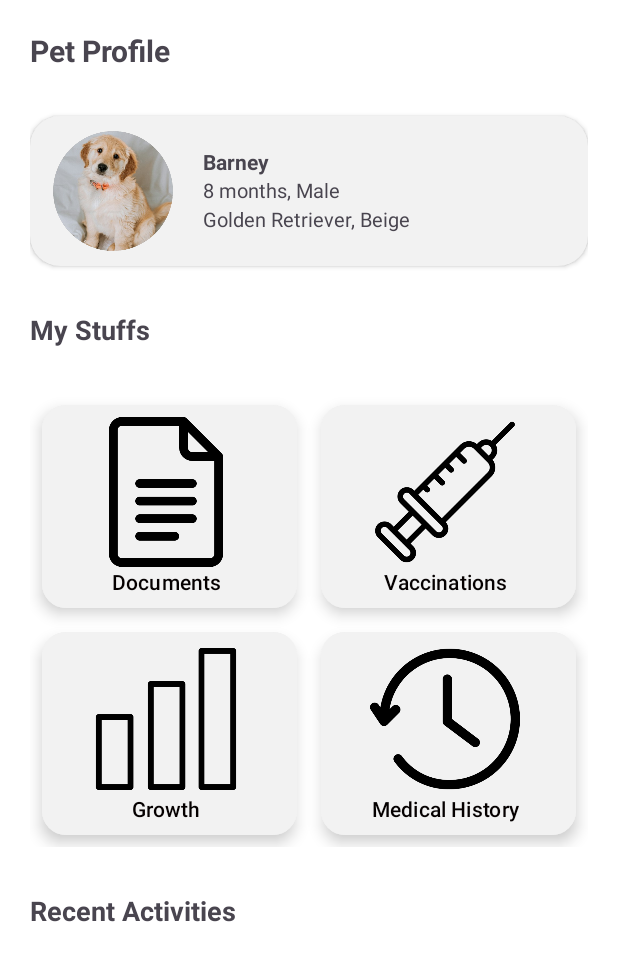
After one commit to kurtsanor/PetTrackr, an Android app: the fragment PetProfileFragment shown on its own in the app's theme, on a phone screen of 412 x 824 dp. The commit adds this screen. Shown: the top 961 px of the screen. Run offline under Robolectric (Android 15) with nearby library versions, the phone set to English and light mode, and no system bars.

Commit message:
feat: implement Pet Profile page

```diff
--- /dev/null
+++ b/app/src/main/java/com/example/tracker/PetProfileFragment.kt
@@ -0,0 +1,19 @@
+package com.example.tracker
+
+import android.os.Bundle
+import androidx.fragment.app.Fragment
+import android.view.LayoutInflater
+import android.view.View
+import android.view.ViewGroup
+
+class PetProfileFragment : Fragment() {
+
+    override fun onCreateView(
+        inflater: LayoutInflater, container: ViewGroup?,
+        savedInstanceState: Bundle?
+    ): View? {
+        // Inflate the layout for this fragment
+        return inflater.inflate(R.layout.fragment_pet_profile, container, false)
+    }
+
+}
--- /dev/null
+++ b/app/src/main/res/layout/fragment_pet_profile.xml
@@ -0,0 +1,182 @@
+<?xml version="1.0" encoding="utf-8"?>
+<FrameLayout xmlns:android="http://schemas.android.com/apk/res/android"
+    xmlns:tools="http://schemas.android.com/tools"
+    android:layout_width="match_parent"
+    android:layout_height="match_parent"
+    xmlns:app="http://schemas.android.com/apk/res-auto"
+    tools:context=".PetProfileFragment"
+    android:background="@color/white">
+
+    <!-- TODO: Update blank fragment layout -->
+    <LinearLayout
+        android:layout_width="match_parent"
+        android:layout_height="match_parent"
+        android:padding="20dp"
+        android:orientation="vertical"
+        >
+
+        <TextView
+            android:layout_width="match_parent"
+            android:layout_height="wrap_content"
+            android:text="Pet Profile"
+            android:textStyle="bold"
+            android:textSize="20sp"
+            android:layout_marginBottom="30dp"
+            />
+
+        <!--Profile Card-->
+        <androidx.cardview.widget.CardView
+            android:layout_width="match_parent"
+            android:layout_height="100dp"
+            app:cardCornerRadius="20dp"
+            app:cardBackgroundColor="#F2F2F2">
+
+            <LinearLayout
+                android:layout_width="match_parent"
+                android:layout_height="match_parent"
+                android:orientation="horizontal"
+                android:padding="5dp">
+
+                <ImageView
+                    android:layout_width="100dp"
+                    android:layout_height="match_parent"
+                    android:src="@drawable/doggy"
+                    android:layout_marginRight="10sp"/>
+
+                <LinearLayout
+                    android:layout_width="match_parent"
+                    android:layout_height="match_parent"
+                    android:orientation="vertical"
+                    android:paddingVertical="15dp">
+
+                    <TextView
+                        android:layout_width="match_parent"
+                        android:layout_height="0dp"
+                        android:layout_weight="1"
+                        android:text="Barney"
+                        android:textStyle="bold"/>
+
+                    <TextView
+                        android:layout_width="match_parent"
+                        android:layout_height="0dp"
+                        android:layout_weight="1"
+                        android:text="8 months, Male"
+                        android:textSize="13sp"/>
+
+                    <TextView
+                        android:layout_width="match_parent"
+                        android:layout_height="0dp"
+                        android:layout_weight="1"
+                        android:text="Golden Retriever, Beige"
+                        android:textSize="13sp"/>
+
+                </LinearLayout>
+
+            </LinearLayout>
+
+        </androidx.cardview.widget.CardView>
+
+        <TextView
+            android:layout_width="match_parent"
+            android:layout_height="wrap_content"
+            android:text="My Stuffs"
+            android:textStyle="bold"
+            android:textSize="18sp"
+            android:layout_marginTop="30dp"
+            android:layout_marginBottom="30dp"/>
+
+        <androidx.gridlayout.widget.GridLayout
+            android:layout_width="match_parent"
+            android:layout_height="wrap_content"
+            app:columnCount="2">
+
+            <Button
+                style="@style/Widget.Material3.ExtendedFloatingActionButton.Icon.Surface"
+                android:layout_width="0dp"
+                android:layout_height="wrap_content"
+                android:layout_margin="8dp"
+                android:backgroundTint="#F2F2F2"
+                android:text="Documents"
+                android:textAlignment="center"
+                android:textAllCaps="false"
+                android:textColor="#050000"
+                android:textColorLink="#100101"
+                app:icon="@drawable/docs"
+                app:iconGravity="top"
+                app:iconPadding="0dp"
+                app:iconSize="100dp"
+                app:iconTint="@null"
+                app:layout_columnWeight="1"
+                app:strokeColor="#C3C3C3" />
+
+            <Button
+                style="@style/Widget.Material3.ExtendedFloatingActionButton.Icon.Surface"
+                android:layout_width="0dp"
+                android:layout_height="wrap_content"
+                android:layout_margin="8dp"
+                android:backgroundTint="#F2F2F2"
+                android:text="Vaccinations"
+                android:textAlignment="center"
+                android:textAllCaps="false"
+                android:textColor="#050000"
+                android:textColorLink="#100101"
+                app:icon="@drawable/injection"
+                app:iconGravity="top"
+                app:iconPadding="0dp"
+                app:iconSize="100dp"
+                app:iconTint="@null"
+                app:layout_columnWeight="1"
+                app:strokeColor="#C3C3C3" />
+
+            <Button
+                style="@style/Widget.Material3.ExtendedFloatingActionButton.Icon.Surface"
+                android:layout_width="0dp"
+                android:layout_height="wrap_content"
+                android:layout_margin="8dp"
+                android:backgroundTint="#F2F2F2"
+                android:text="Growth"
+                android:textAlignment="center"
+                android:textAllCaps="false"
+                android:textColor="#050000"
+                android:textColorLink="#100101"
+                app:icon="@drawable/graph"
+                app:iconGravity="top"
+                app:iconPadding="0dp"
+                app:iconSize="100dp"
+                app:iconTint="@null"
+                app:layout_columnWeight="1"
+                app:strokeColor="#C3C3C3" />
+
+            <Button
+                style="@style/Widget.Material3.ExtendedFloatingActionButton.Icon.Surface"
+                android:layout_width="0dp"
+                android:layout_height="wrap_content"
+                android:layout_margin="8dp"
+                android:backgroundTint="#F2F2F2"
+                android:text="Medical History"
+                android:textAlignment="center"
+                android:textAllCaps="false"
+                android:textColor="#050000"
+                android:textColorLink="#100101"
+                app:icon="@drawable/history"
+                app:iconGravity="top"
+                app:iconPadding="0dp"
+                app:iconSize="100dp"
+                app:iconTint="@null"
+                app:layout_columnWeight="1"
+                app:strokeColor="#C3C3C3" />
+
+        </androidx.gridlayout.widget.GridLayout>
+
+        <TextView
+            android:layout_width="match_parent"
+            android:layout_height="wrap_content"
+            android:text="Recent Activities"
+            android:textStyle="bold"
+            android:textSize="18sp"
+            android:layout_marginTop="30dp"
+            android:layout_marginBottom="30dp"/>
+
+    </LinearLayout>
+
+</FrameLayout>
--- a/app/src/main/res/layout/fragment_pets.xml
+++ b/app/src/main/res/layout/fragment_pets.xml
@@ -64,7 +64,7 @@
                     android:textAllCaps="false"
                     android:textColor="#050000"
                     android:textColorLink="#100101"
-                    app:icon="@drawable/dog"
+                    app:icon="@drawable/doggy"
                     app:iconGravity="top"
                     app:iconPadding="10dp"
                     app:iconSize="100dp"
@@ -83,7 +83,7 @@
                     android:textAllCaps="false"
                     android:textColor="#050000"
                     android:textColorLink="#100101"
-                    app:icon="@drawable/dog"
+                    app:icon="@drawable/doggy"
                     app:iconGravity="top"
                     app:iconPadding="10dp"
                     app:iconSize="100dp"
@@ -102,7 +102,7 @@
                     android:textAllCaps="false"
                     android:textColor="#050000"
                     android:textColorLink="#100101"
-                    app:icon="@drawable/dog"
+                    app:icon="@drawable/doggy"
                     app:iconGravity="top"
                     app:iconPadding="10dp"
                     app:iconSize="100dp"
@@ -121,7 +121,7 @@
                     android:textAllCaps="false"
                     android:textColor="#050000"
                     android:textColorLink="#100101"
-                    app:icon="@drawable/dog"
+                    app:icon="@drawable/doggy"
                     app:iconGravity="top"
                     app:iconPadding="10dp"
                     app:iconSize="100dp"
@@ -140,7 +140,7 @@
                     android:textAllCaps="false"
                     android:textColor="#050000"
                     android:textColorLink="#100101"
-                    app:icon="@drawable/dog"
+                    app:icon="@drawable/doggy"
                     app:iconGravity="top"
                     app:iconPadding="10dp"
                     app:iconSize="100dp"
@@ -159,7 +159,7 @@
                     android:textAllCaps="false"
                     android:textColor="#050000"
                     android:textColorLink="#100101"
-                    app:icon="@drawable/dog"
+                    app:icon="@drawable/doggy"
                     app:iconGravity="top"
                     app:iconPadding="10dp"
                     app:iconSize="100dp"
@@ -178,7 +178,7 @@
                     android:textAllCaps="false"
                     android:textColor="#050000"
                     android:textColorLink="#100101"
-                    app:icon="@drawable/dog"
+                    app:icon="@drawable/doggy"
                     app:iconGravity="top"
                     app:iconPadding="10dp"
                     app:iconSize="100dp"
@@ -197,7 +197,7 @@
                     android:textAllCaps="false"
                     android:textColor="#050000"
                     android:textColorLink="#100101"
-                    app:icon="@drawable/dog"
+                    app:icon="@drawable/doggy"
                     app:iconGravity="top"
                     app:iconPadding="10dp"
                     app:iconSize="100dp"
@@ -216,7 +216,7 @@
                     android:textAllCaps="false"
                     android:textColor="#050000"
                     android:textColorLink="#100101"
-                    app:icon="@drawable/dog"
+                    app:icon="@drawable/doggy"
                     app:iconGravity="top"
                     app:iconPadding="10dp"
                     app:iconSize="100dp"
@@ -235,7 +235,7 @@
                     android:textAllCaps="false"
                     android:textColor="#050000"
                     android:textColorLink="#100101"
-                    app:icon="@drawable/dog"
+                    app:icon="@drawable/doggy"
                     app:iconGravity="top"
                     app:iconPadding="10dp"
                     app:iconSize="100dp"
@@ -254,7 +254,7 @@
                     android:textAllCaps="false"
                     android:textColor="#050000"
                     android:textColorLink="#100101"
-                    app:icon="@drawable/dog"
+                    app:icon="@drawable/doggy"
                     app:iconGravity="top"
                     app:iconPadding="10dp"
                     app:iconSize="100dp"
@@ -273,7 +273,7 @@
                     android:textAllCaps="false"
                     android:textColor="#050000"
                     android:textColorLink="#100101"
-                    app:icon="@drawable/dog"
+                    app:icon="@drawable/doggy"
                     app:iconGravity="top"
                     app:iconPadding="10dp"
                     app:iconSize="100dp"
```
Also changed, not shown: app/src/main/res/drawable/docs.png (added), app/src/main/res/drawable/doggy.png (added), app/src/main/res/drawable/graph.png (added), app/src/main/res/drawable/history.png (added), app/src/main/res/drawable/injection.png (added).
